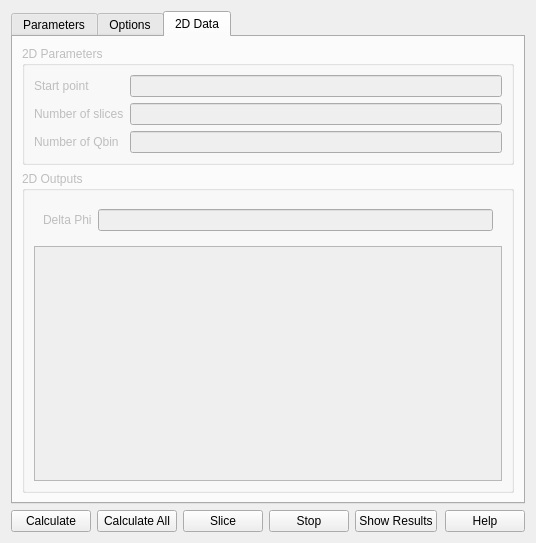
Qt form src/sas/qtgui/Perspectives/Inversion/UI/TabbedInversionUI.ui (SasView/sasview) before a commit.
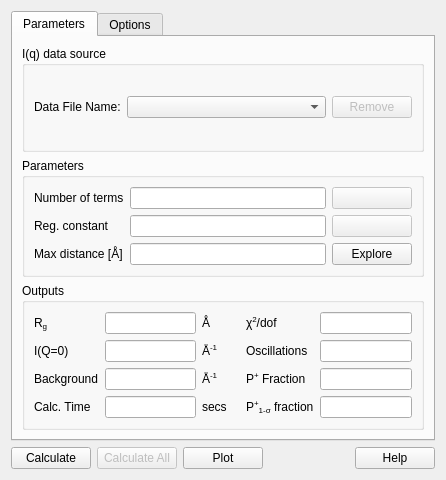
The same form after that commit. The open tabs and pages were chosen to show the change.

Commit message: Added Batch Processing for Pr, However the interface is currently slow and efficient. also a way to display/export all the data in a table is still required

```diff
--- a/src/sas/qtgui/Perspectives/Inversion/UI/TabbedInversionUI.ui
+++ b/src/sas/qtgui/Perspectives/Inversion/UI/TabbedInversionUI.ui
@@ -6,8 +6,8 @@
    <rect>
     <x>0</x>
     <y>0</y>
-    <width>536</width>
-    <height>543</height>
+    <width>446</width>
+    <height>480</height>
    </rect>
   </property>
   <property name="sizePolicy">
@@ -32,89 +32,6 @@
    <string>P(r) Inversion</string>
   </property>
   <layout class="QGridLayout" name="gridLayout_7">
-   <item row="2" column="0">
-    <layout class="QHBoxLayout" name="horizontalLayout_8">
-     <property name="sizeConstraint">
-      <enum>QLayout::SetDefaultConstraint</enum>
-     </property>
-     <item>
-      <widget class="QPushButton" name="calculateThisButton">
-       <property name="enabled">
-        <bool>true</bool>
-       </property>
-       <property name="text">
-        <string>Calculate</string>
-       </property>
-      </widget>
-     </item>
-     <item>
-      <widget class="QPushButton" name="calculateAllButton">
-       <property name="enabled">
-        <bool>true</bool>
-       </property>
-       <property name="sizePolicy">
-        <sizepolicy hsizetype="Minimum" vsizetype="Fixed">
-         <horstretch>0</horstretch>
-         <verstretch>0</verstretch>
-        </sizepolicy>
-       </property>
-       <property name="text">
-        <string>Calculate All</string>
-       </property>
-      </widget>
-     </item>
-     <item>
-      <widget class="QPushButton" name="sliceButton">
-       <property name="text">
-        <string>Slice</string>
-       </property>
-      </widget>
-     </item>
-     <item>
-      <widget class="QPushButton" name="stopButton">
-       <property name="text">
-        <string>Stop</string>
-       </property>
-      </widget>
-     </item>
-     <item>
-      <widget class="QPushButton" name="showResultsButton">
-       <property name="text">
-        <string>Show Results</string>
-       </property>
-      </widget>
-     </item>
-     <item>
-      <spacer name="horizontalSpacer">
-       <property name="orientation">
-        <enum>Qt::Horizontal</enum>
-       </property>
-       <property name="sizeType">
-        <enum>QSizePolicy::Expanding</enum>
-       </property>
-       <property name="sizeHint" stdset="0">
-        <size>
-         <width>40</width>
-         <height>20</height>
-        </size>
-       </property>
-      </spacer>
-     </item>
-     <item>
-      <widget class="QPushButton" name="helpButton">
-       <property name="sizePolicy">
-        <sizepolicy hsizetype="Minimum" vsizetype="Fixed">
-         <horstretch>0</horstretch>
-         <verstretch>0</verstretch>
-        </sizepolicy>
-       </property>
-       <property name="text">
-        <string>Help</string>
-       </property>
-      </widget>
-     </item>
-    </layout>
-   </item>
    <item row="0" column="0">
     <widget class="QTabWidget" name="PrTabWidget">
      <property name="sizePolicy">
@@ -306,7 +223,7 @@
          <zorder>label_14</zorder>
         </widget>
        </item>
-       <item row="3" column="0">
+       <item row="2" column="0">
         <widget class="QGroupBox" name="outputsGroupBox">
          <property name="title">
           <string>Outputs</string>
@@ -812,91 +729,92 @@
          </layout>
         </widget>
        </item>
-      </layout>
-     </widget>
-     <widget class="QWidget" name="tab2D">
-      <property name="enabled">
-       <bool>false</bool>
-      </property>
-      <attribute name="title">
-       <string>2D Data</string>
-      </attribute>
-      <layout class="QGridLayout" name="gridLayout_10">
-       <item row="6" column="0">
-        <widget class="QGroupBox" name="Output2DBox">
-         <property name="title">
-          <string>2D Outputs</string>
+       <item row="1" column="0">
+        <spacer name="verticalSpacer">
+         <property name="orientation">
+          <enum>Qt::Vertical</enum>
          </property>
-         <layout class="QVBoxLayout" name="verticalLayout_3">
-          <item>
-           <widget class="QWidget" name="widget" native="true">
-            <layout class="QHBoxLayout" name="horizontalLayout_5">
-             <item>
-              <widget class="QLabel" name="label_28">
-               <property name="text">
-                <string>Delta Phi</string>
-               </property>
-              </widget>
-             </item>
-             <item>
-              <widget class="QLineEdit" name="deltaPhiValue">
-               <property name="readOnly">
-                <bool>true</bool>
-               </property>
-              </widget>
-             </item>
-            </layout>
-           </widget>
-          </item>
-          <item>
-           <widget class="QTableWidget" name="sliceList"/>
-          </item>
-         </layout>
-        </widget>
-       </item>
-       <item row="5" column="0">
-        <widget class="QGroupBox" name="twoDParamGroupBox">
-         <property name="title">
-          <string>2D Parameters</string>
+         <property name="sizeHint" stdset="0">
+          <size>
+           <width>20</width>
+           <height>255</height>
+          </size>
          </property>
-         <layout class="QGridLayout" name="gridLayout_11">
-          <item row="6" column="2">
-           <widget class="QLineEdit" name="noOfQbinInput"/>
-          </item>
-          <item row="4" column="2">
-           <widget class="QLineEdit" name="noOfSlicesInput"/>
-          </item>
-          <item row="0" column="0">
-           <widget class="QLabel" name="label_31">
-            <property name="text">
-             <string>Start point</string>
-            </property>
-           </widget>
-          </item>
-          <item row="6" column="0">
-           <widget class="QLabel" name="label_23">
-            <property name="text">
-             <string>Number of Qbin</string>
-            </property>
-           </widget>
-          </item>
-          <item row="4" column="0">
-           <widget class="QLabel" name="label_30">
-            <property name="text">
-             <string>Number of slices</string>
-            </property>
-           </widget>
-          </item>
-          <item row="0" column="2">
-           <widget class="QLineEdit" name="startPointInput"/>
-          </item>
-         </layout>
-        </widget>
+        </spacer>
        </item>
       </layout>
      </widget>
     </widget>
    </item>
+   <item row="1" column="0">
+    <layout class="QHBoxLayout" name="horizontalLayout_8">
+     <property name="sizeConstraint">
+      <enum>QLayout::SetDefaultConstraint</enum>
+     </property>
+     <item>
+      <widget class="QPushButton" name="calculateThisButton">
+       <property name="enabled">
+        <bool>true</bool>
+       </property>
+       <property name="text">
+        <string>Calculate</string>
+       </property>
+      </widget>
+     </item>
+     <item>
+      <widget class="QPushButton" name="calculateAllButton">
+       <property name="enabled">
+        <bool>false</bool>
+       </property>
+       <property name="sizePolicy">
+        <sizepolicy hsizetype="Minimum" vsizetype="Fixed">
+         <horstretch>0</horstretch>
+         <verstretch>0</verstretch>
+        </sizepolicy>
+       </property>
+       <property name="text">
+        <string>Calculate All</string>
+       </property>
+      </widget>
+     </item>
+     <item>
+      <widget class="QPushButton" name="stopButton">
+       <property name="text">
+        <string>Plot</string>
+       </property>
+      </widget>
+     </item>
+     <item>
+      <spacer name="horizontalSpacer">
+       <property name="orientation">
+        <enum>Qt::Horizontal</enum>
+       </property>
+       <property name="sizeType">
+        <enum>QSizePolicy::Expanding</enum>
+       </property>
+       <property name="sizeHint" stdset="0">
+        <size>
+         <width>40</width>
+         <height>20</height>
+        </size>
+       </property>
+      </spacer>
+     </item>
+     <item>
+      <widget class="QPushButton" name="helpButton">
+       <property name="sizePolicy">
+        <sizepolicy hsizetype="Minimum" vsizetype="Fixed">
+         <horstretch>0</horstretch>
+         <verstretch>0</verstretch>
+        </sizepolicy>
+       </property>
+       <property name="text">
+        <string>Help</string>
+       </property>
+      </widget>
+     </item>
+    </layout>
+   </item>
   </layout>
  </widget>
  <tabstops>
```
Left out of the diff: 456 changed lines with no effect on the pictures. The commit also changes 2 other files.
